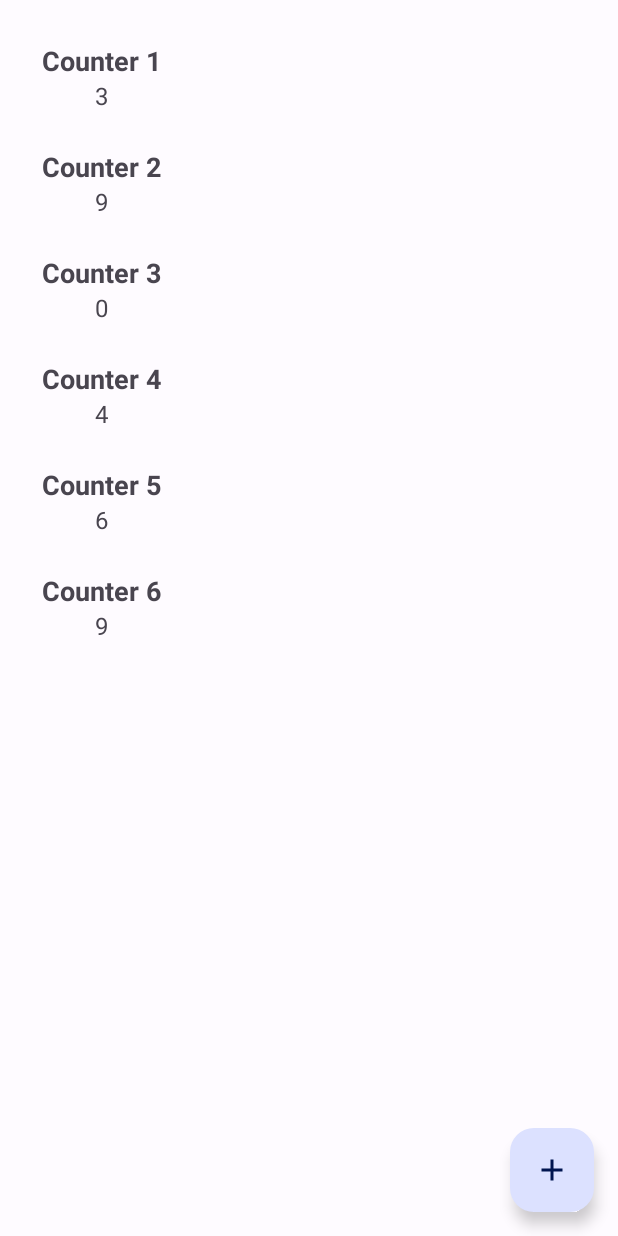
After one commit to droidevs/counter-app, an Android app: the fragment CounterListFragment shown on its own in the app's theme, on a phone screen of 412 x 824 dp. The commit adds this screen. Run offline under Robolectric (Android 15) with nearby library versions, the phone set to English and light mode, and no system bars.

Commit message:
implement counters list page

```diff
--- a/app/src/main/java/io/droidevs/counterapp/adapter/CounterAdapter.kt
+++ b/app/src/main/java/io/droidevs/counterapp/adapter/HomeCounterAdapter.kt
@@ -1,23 +1,21 @@
 package io.droidevs.counterapp.adapter
 
-import android.text.Layout
 import android.view.LayoutInflater
-import android.view.View
 import android.view.ViewGroup
 import android.widget.TextView
 import androidx.annotation.NonNull
 import androidx.recyclerview.widget.RecyclerView
-import io.droidevs.counterapp.databinding.ItemCounterBinding
+import io.droidevs.counterapp.databinding.ItemHomeCounterBinding
 import io.droidevs.counterapp.ui.CounterSnapshot
 
 
-internal class CounterAdapter(private val counters: MutableList<CounterSnapshot>) :
-    RecyclerView.Adapter<CounterAdapter.ViewHolder>() {
+internal class HomeCounterAdapter(private val counters: MutableList<CounterSnapshot>) :
+    RecyclerView.Adapter<HomeCounterAdapter.ViewHolder>() {
 
     override fun onCreateViewHolder(
         parent: ViewGroup,
         viewType: Int): ViewHolder {
-        var binding = ItemCounterBinding.inflate(
+        var binding = ItemHomeCounterBinding.inflate(
             LayoutInflater.from(parent.context),
             parent,
             false
@@ -37,7 +35,7 @@ internal class CounterAdapter(private val counters: MutableList<CounterSnapshot>
         return counters.size
     }
 
-    internal class ViewHolder(binding: ItemCounterBinding) : RecyclerView.ViewHolder(binding.root) {
+    internal class ViewHolder(binding: ItemHomeCounterBinding) : RecyclerView.ViewHolder(binding.root) {
         var name: TextView = binding.tvCounterName
         var count = binding.tvCurrentCount
         var createdAt = binding.tvCreatedDate
--- /dev/null
+++ b/app/src/main/java/io/droidevs/counterapp/adapter/ListCounterAdapter.kt
@@ -0,0 +1,38 @@
+package io.droidevs.counterapp.adapter
+
+import android.view.LayoutInflater
+import android.view.View
+import android.view.ViewGroup
+import android.widget.TextView
+import androidx.recyclerview.widget.RecyclerView
+import io.droidevs.counterapp.R
+import io.droidevs.counterapp.databinding.ItemListCounterBinding
+
+class ListCounterAdapter(
+    private val counters: List<String> // dummy data for now
+) : RecyclerView.Adapter<ListCounterAdapter.ViewHolder>() {
+
+    inner class ViewHolder(
+        binding: ItemListCounterBinding
+    ) : RecyclerView.ViewHolder(binding.root) {
+        val tvName: TextView = binding.tvCounterName
+        val tvCount: TextView = binding.tvCounterCount
+    }
+
+    override fun onCreateViewHolder(parent: ViewGroup, viewType: Int): ViewHolder {
+        var binding : ItemListCounterBinding = ItemListCounterBinding.inflate(
+            LayoutInflater.from(parent.context),
+            parent,
+            false
+        )
+        return ViewHolder(binding)
+    }
+
+    override fun onBindViewHolder(holder: ViewHolder, position: Int) {
+        holder.tvName.text = counters[position]
+        // todo : use real data
+        holder.tvCount.text = (0..10).random().toString() // random dummy count
+    }
+
+    override fun getItemCount(): Int = counters.size
+}
--- /dev/null
+++ b/app/src/main/java/io/droidevs/counterapp/ui/CounterListFragment.kt
@@ -0,0 +1,66 @@
+package io.droidevs.counterapp.ui
+
+import android.os.Bundle
+import androidx.fragment.app.Fragment
+import android.view.LayoutInflater
+import android.view.View
+import android.view.ViewGroup
+import android.widget.Toast
+import androidx.recyclerview.widget.LinearLayoutManager
+import androidx.recyclerview.widget.RecyclerView
+import com.google.android.material.floatingactionbutton.FloatingActionButton
+import io.droidevs.counterapp.R
+import io.droidevs.counterapp.adapter.ListCounterAdapter
+import io.droidevs.counterapp.databinding.FragmentCounterListBinding
+
+class CounterListFragment : Fragment() {
+
+    lateinit var binding: FragmentCounterListBinding
+
+    private lateinit var recyclerView: RecyclerView
+    private lateinit var fabAdd: FloatingActionButton
+
+    private val dummyCounters = listOf(
+        "Counter 1", "Counter 2", "Counter 3",
+        "Counter 4", "Counter 5", "Counter 6"
+    )
+
+    override fun onCreate(savedInstanceState: Bundle?) {
+        super.onCreate(savedInstanceState)
+    }
+
+    override fun onViewCreated(view: View, savedInstanceState: Bundle?) {
+        super.onViewCreated(view, savedInstanceState)
+
+        recyclerView = binding.rvCounters
+        fabAdd = binding.fabAddCounter
+
+        recyclerView.layoutManager =
+            LinearLayoutManager(requireContext(), LinearLayoutManager.VERTICAL, false)
+
+
+        val adapter = ListCounterAdapter(dummyCounters)
+        recyclerView.adapter = adapter
+
+        fabAdd.setOnClickListener {
+            Toast.makeText(requireContext(), "Add Counter clicked", Toast.LENGTH_SHORT).show()
+            // TODO: open create counter screen
+        }
+    }
+
+    override fun onCreateView(
+        inflater: LayoutInflater, container: ViewGroup?,
+        savedInstanceState: Bundle?
+    ): View? {
+        // Inflate the layout for this fragment
+        binding = FragmentCounterListBinding.inflate(inflater, container, false)
+        return binding.root
+    }
+
+    companion object {
+
+        @JvmStatic
+        fun newInstance(param1: String, param2: String) =
+            CounterListFragment()
+    }
+}
--- a/app/src/main/java/io/droidevs/counterapp/HomeFragment.kt
+++ b/app/src/main/java/io/droidevs/counterapp/ui/HomeFragment.kt
@@ -1,21 +1,21 @@
-package io.droidevs.counterapp
+package io.droidevs.counterapp.ui
 
 import android.os.Bundle
-import androidx.fragment.app.Fragment
 import android.view.LayoutInflater
 import android.view.View
 import android.view.ViewGroup
 import android.widget.TextView
+import androidx.fragment.app.Fragment
 import androidx.fragment.app.viewModels
 import androidx.lifecycle.lifecycleScope
 import androidx.recyclerview.widget.LinearLayoutManager
 import androidx.recyclerview.widget.RecyclerView
-import io.droidevs.counterapp.adapter.CounterAdapter
+import io.droidevs.counterapp.CounterApp
+import io.droidevs.counterapp.HomeViewModel
+import io.droidevs.counterapp.HomeViewModelFactory
+import io.droidevs.counterapp.adapter.HomeCounterAdapter
 import io.droidevs.counterapp.databinding.FragmentHomeBinding
-import io.droidevs.counterapp.ui.CounterSnapshot
 import kotlinx.coroutines.launch
-import java.time.Instant
-
 
 class HomeFragment : Fragment() {
 
@@ -57,7 +57,7 @@ class HomeFragment : Fragment() {
 
         lifecycleScope.launch {
             viewModel.countersSnapshots.collect { counters ->
-                (recycler?.adapter as CounterAdapter).updateCounters(counters)
+                (recycler?.adapter as HomeCounterAdapter).updateCounters(counters)
             }
             viewModel.countersNumber.collect { size ->
                 totalCountersText?.text = "Total Counters: ${size}"
@@ -66,8 +66,9 @@ class HomeFragment : Fragment() {
     }
 
     private fun setUpRecyclerView() {
-        recycler?.layoutManager = LinearLayoutManager(context, LinearLayoutManager.HORIZONTAL, false)
-        recycler?.adapter = CounterAdapter(mutableListOf())
+        recycler?.layoutManager =
+            LinearLayoutManager(context, LinearLayoutManager.HORIZONTAL, false)
+        recycler?.adapter = HomeCounterAdapter(mutableListOf())
     }
 
     private fun setUpButtons() {
--- /dev/null
+++ b/app/src/main/res/layout/fragment_counter_list.xml
@@ -0,0 +1,30 @@
+<?xml version="1.0" encoding="utf-8"?>
+<androidx.coordinatorlayout.widget.CoordinatorLayout
+    xmlns:android="http://schemas.android.com/apk/res/android"
+    xmlns:tools="http://schemas.android.com/tools"
+    xmlns:app="http://schemas.android.com/apk/res-auto"
+    android:id="@+id/counterListFragment"
+    android:layout_width="match_parent"
+    android:layout_height="match_parent"
+    tools:context=".ui.CounterListFragment">
+
+    <!-- RecyclerView for counters -->
+    <androidx.recyclerview.widget.RecyclerView
+        android:id="@+id/rvCounters"
+        android:layout_width="match_parent"
+        android:layout_height="match_parent"
+        android:padding="16dp"
+        android:clipToPadding="false"
+        tools:listitem="@layout/item_list_counter" />
+
+    <!-- Floating Action Button to add new counters -->
+    <com.google.android.material.floatingactionbutton.FloatingActionButton
+        android:id="@+id/fabAddCounter"
+        android:layout_width="wrap_content"
+        android:layout_height="wrap_content"
+        android:contentDescription="@string/add_counter"
+        android:src="@drawable/ic_add"
+        app:layout_anchor="@id/rvCounters"
+        app:layout_anchorGravity="bottom|end"
+        android:layout_margin="16dp"/>
+</androidx.coordinatorlayout.widget.CoordinatorLayout>
--- a/app/src/main/res/layout/fragment_home.xml
+++ b/app/src/main/res/layout/fragment_home.xml
@@ -4,7 +4,7 @@
     android:layout_width="match_parent"
     android:layout_height="match_parent"
     android:orientation="vertical"
-    tools:context=".HomeFragment">
+    tools:context=".ui.HomeFragment">
 
     <androidx.recyclerview.widget.RecyclerView
         android:id="@+id/recyclerLastCounters"
--- /dev/null
+++ b/app/src/main/res/layout/item_list_counter.xml
@@ -0,0 +1,24 @@
+<?xml version="1.0" encoding="utf-8"?>
+<LinearLayout xmlns:android="http://schemas.android.com/apk/res/android"
+    android:layout_width="wrap_content"
+    android:layout_height="wrap_content"
+    android:orientation="vertical"
+    android:padding="12dp"
+    android:background="?attr/selectableItemBackground"
+    android:gravity="center">
+
+    <TextView
+        android:id="@+id/tvCounterName"
+        android:layout_width="wrap_content"
+        android:layout_height="wrap_content"
+        android:text="Counter Name"
+        android:textSize="18sp"
+        android:textStyle="bold"/>
+
+    <TextView
+        android:id="@+id/tvCounterCount"
+        android:layout_width="wrap_content"
+        android:layout_height="wrap_content"
+        android:text="0"
+        android:textSize="16sp"/>
+</LinearLayout>
--- a/app/src/main/res/navigation/nav_graph.xml
+++ b/app/src/main/res/navigation/nav_graph.xml
@@ -6,7 +6,7 @@
 
     <fragment
         android:id="@+id/homeFragment"
-        android:name="io.droidevs.counterapp.HomeFragment"
+        android:name="io.droidevs.counterapp.ui.HomeFragment"
         android:label="Dashboard" />
 
 
--- a/app/src/main/res/values/strings.xml
+++ b/app/src/main/res/values/strings.xml
@@ -12,5 +12,6 @@
     <string name="view_all_counters">View All counters</string>
     <string name="total_counters_0">Total counters: 0</string>
     <string name="create_new_counter">Create new counter</string>
+    <string name="add_counter">Add Counter</string>
 
 </resources>
```
Also changed, not shown: app/src/main/res/layout/item_home_counter.xml (renamed from app/src/main/res/layout/item_counter.xml).
